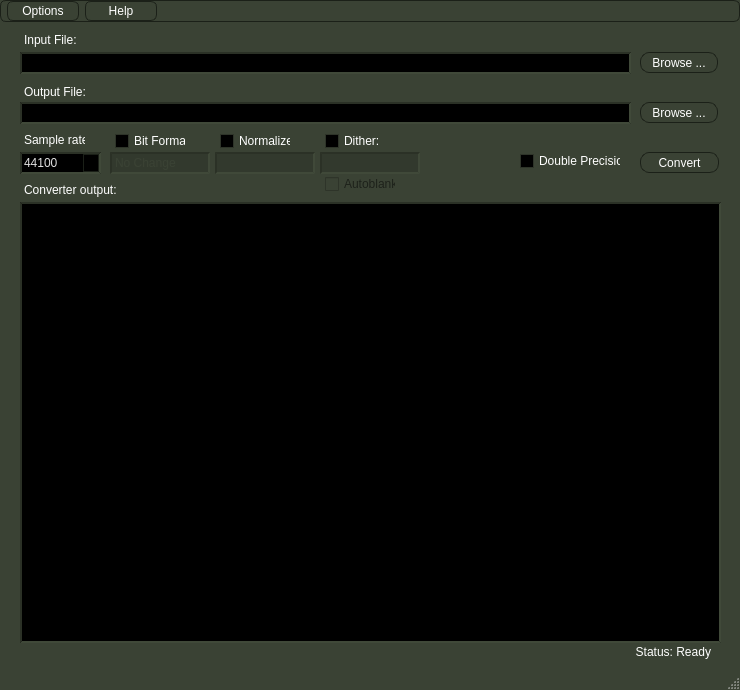
jniemann66/ferocious, file ferocious/mainwindow.ui: the form before one commit.
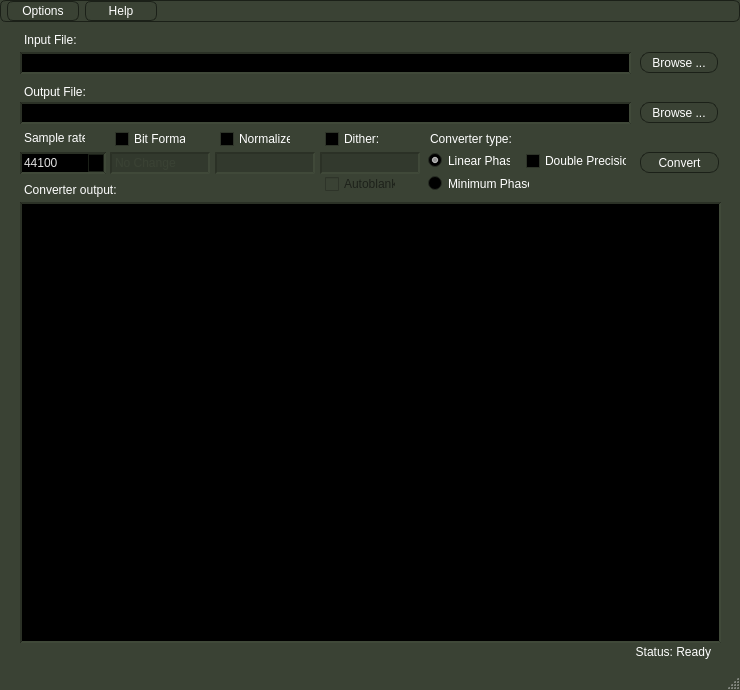
The form after the commit. Icons and pictures are not drawn. Custom widgets are drawn as their Qt base class.

Commit message: Added linearphase/minimum phase buttons. Added tooltips

Patch:
```diff
--- a/ferocious/mainwindow.ui
+++ b/ferocious/mainwindow.ui
@@ -656,7 +656,7 @@
      <rect>
       <x>20</x>
       <y>130</y>
-      <width>81</width>
+      <width>86</width>
       <height>22</height>
      </rect>
     </property>
@@ -917,7 +917,7 @@
     <property name="geometry">
      <rect>
       <x>220</x>
-      <y>110</y>
+      <y>108</y>
       <width>71</width>
       <height>18</height>
      </rect>
@@ -964,7 +964,7 @@
    <widget class="QCheckBox" name="DoublePrecisionCheckBox">
     <property name="geometry">
      <rect>
-      <x>520</x>
+      <x>526</x>
       <y>130</y>
       <width>101</width>
       <height>18</height>
@@ -1292,7 +1292,7 @@
     <property name="geometry">
      <rect>
       <x>24</x>
-      <y>110</y>
+      <y>108</y>
       <width>61</width>
       <height>16</height>
      </rect>
@@ -1337,7 +1337,7 @@
     <property name="geometry">
      <rect>
       <x>115</x>
-      <y>110</y>
+      <y>108</y>
       <width>71</width>
       <height>18</height>
      </rect>
@@ -1385,7 +1385,7 @@
     <property name="geometry">
      <rect>
       <x>325</x>
-      <y>110</y>
+      <y>108</y>
       <width>71</width>
       <height>18</height>
      </rect>
@@ -1418,6 +1418,63 @@
      <string>Autoblank</string>
     </property>
    </widget>
+   <widget class="QRadioButton" name="minPhase_radioBtn">
+    <property name="geometry">
+     <rect>
+      <x>428</x>
+      <y>153</y>
+      <width>101</width>
+      <height>17</height>
+     </rect>
+    </property>
+    <property name="toolTip">
+     <string>Minimum Phase Filter:
+No delay, but will introduce phase distortion.
+Post- ringing only.</string>
+    </property>
+    <property name="text">
+     <string>Minimum Phase</string>
+    </property>
+   </widget>
+   <widget class="QRadioButton" name="LinearPhase_radioBtn">
+    <property name="geometry">
+     <rect>
+      <x>428</x>
+      <y>130</y>
+      <width>82</width>
+      <height>17</height>
+     </rect>
+    </property>
+    <property name="toolTip">
+     <string>Linear Phase Filter:
+No phase distortion, but some latency (delay).
+Pre- and Post- ringing,</string>
+    </property>
+    <property name="text">
+     <string>Linear Phase</string>
+    </property>
+    <property name="checked">
+     <bool>true</bool>
+    </property>
+   </widget>
+   <widget class="QLabel" name="label">
+    <property name="geometry">
+     <rect>
+      <x>430</x>
+      <y>108</y>
+      <width>81</width>
+      <height>18</height>
+     </rect>
+    </property>
+    <property name="toolTip">
+     <string>Selects the type of impulse response used in the Lowpass Filter
+Each type has its advantages and disadvanatges.
+Linear Phase is the default. (If you are unsure, use Linear Phase)</string>
+    </property>
+    <property name="text">
+     <string>Converter type:</string>
+    </property>
+   </widget>
   </widget>
   <widget class="QStatusBar" name="statusBar"/>
   <widget class="QMenuBar" name="menuBar">
```
Left out of the diff: 68 changed lines with no effect on the pictures. The commit also changes 6 other files.
